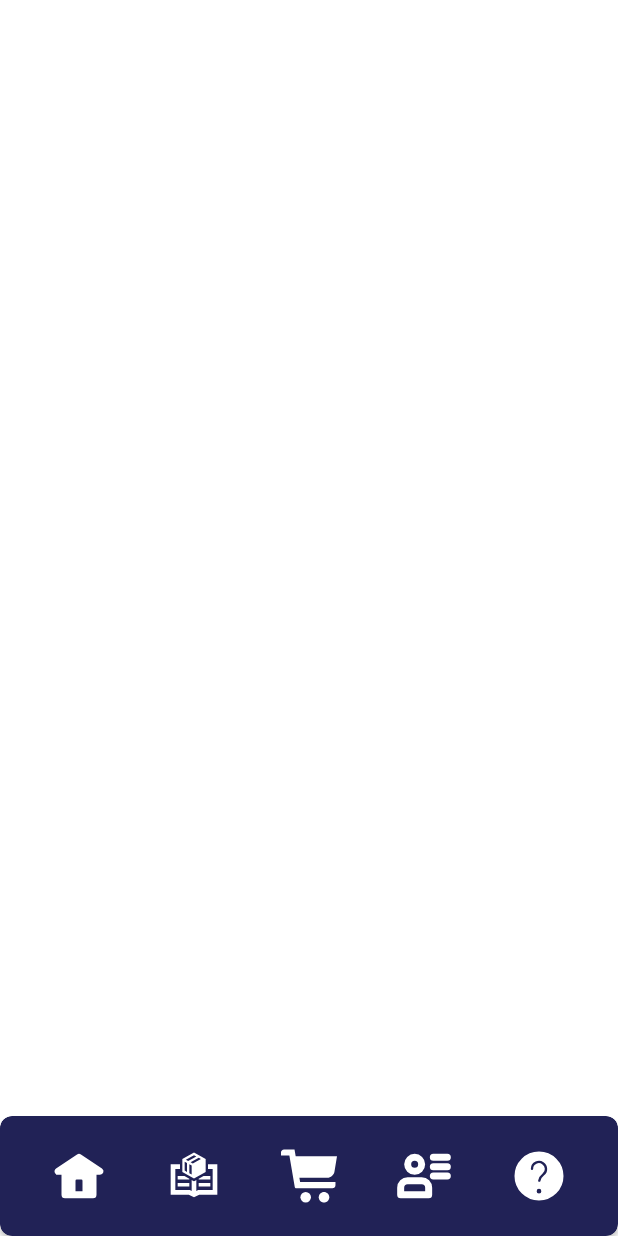
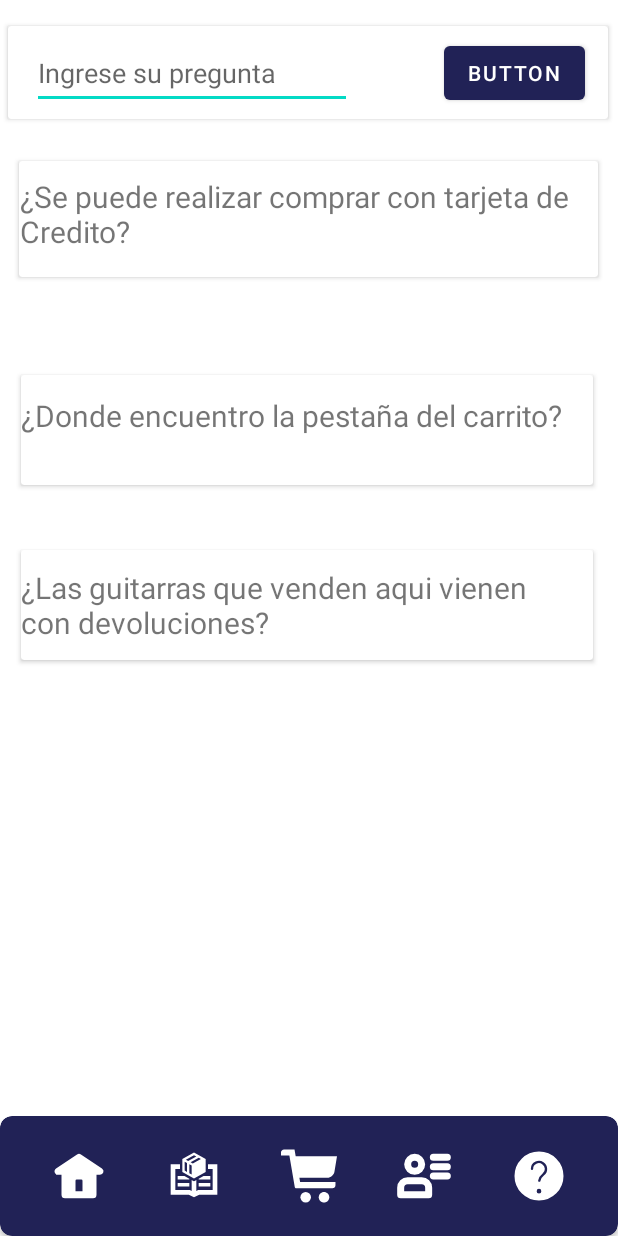
Before and after one commit to SneyderJLO/musicStoreDAM, an Android app: the FaqActivity screen opened directly, with no data from a screen before it, on a phone screen of 412 x 824 dp. Run offline under Robolectric (Android 15) with nearby library versions, the light colour scheme and no system bars.

Commit message:
Commit Prado 1.1

```diff
--- a/app/src/main/res/layout/activity_faq.xml
+++ b/app/src/main/res/layout/activity_faq.xml
@@ -6,15 +6,81 @@
     android:layout_height="match_parent"
     tools:context=".FaqActivity">
 
-    <LinearLayout
-        android:layout_width="0dp"
-        android:layout_height="0dp"
-        android:gravity="center"
-        android:orientation="vertical"
-        app:layout_constraintBottom_toBottomOf="parent"
+    <androidx.cardview.widget.CardView
+        android:id="@+id/cardView6"
+        android:layout_width="386dp"
+        android:layout_height="77dp"
+        android:layout_marginEnd="5dp"
+        app:layout_constraintBottom_toTopOf="@+id/cardView3"
         app:layout_constraintEnd_toEndOf="parent"
+        app:layout_constraintHorizontal_bias="0.6"
         app:layout_constraintStart_toStartOf="parent"
-        app:layout_constraintTop_toTopOf="parent"/>
+        app:layout_constraintTop_toBottomOf="@+id/cardView4"
+        app:layout_constraintVertical_bias="0.048">
+
+        <androidx.constraintlayout.widget.ConstraintLayout
+            android:layout_width="match_parent"
+            android:layout_height="92dp">
+
+            <TextView
+                android:id="@+id/txtPregunta1"
+                android:layout_width="370dp"
+                android:layout_height="72dp"
+                android:text="¿Se puede realizar comprar con tarjeta de Credito?"
+                android:textSize="20sp"
+                app:layout_constraintBottom_toBottomOf="parent"
+                app:layout_constraintEnd_toEndOf="parent"
+                app:layout_constraintHorizontal_bias="0.057"
+                app:layout_constraintStart_toStartOf="parent"
+                app:layout_constraintTop_toTopOf="parent" />
+        </androidx.constraintlayout.widget.ConstraintLayout>
+
+    </androidx.cardview.widget.CardView>
+
+    <androidx.cardview.widget.CardView
+        android:id="@+id/cardView4"
+        android:layout_width="400dp"
+        android:layout_height="62dp"
+        android:layout_marginTop="8dp"
+        app:layout_constraintBottom_toTopOf="@+id/cardView3"
+        app:layout_constraintEnd_toEndOf="parent"
+        app:layout_constraintHorizontal_bias="0.454"
+        app:layout_constraintStart_toStartOf="parent"
+        app:layout_constraintTop_toTopOf="parent"
+        app:layout_constraintVertical_bias="0.014">
+
+        <androidx.constraintlayout.widget.ConstraintLayout
+            android:layout_width="match_parent"
+            android:layout_height="match_parent"
+            android:layout_gravity="left">
+
+            <EditText
+                android:id="@+id/txtPreguntaCont"
+                android:layout_width="wrap_content"
+                android:layout_height="wrap_content"
+                android:ems="10"
+                android:hint="Ingrese su pregunta"
+                android:inputType="textPersonName"
+                android:minHeight="48dp"
+                app:layout_constraintBottom_toBottomOf="parent"
+                app:layout_constraintEnd_toEndOf="parent"
+                app:layout_constraintHorizontal_bias="0.084"
+                app:layout_constraintStart_toStartOf="parent"
+                app:layout_constraintTop_toTopOf="parent" />
+
+            <Button
+                android:id="@+id/button2"
+                android:layout_width="wrap_content"
+                android:layout_height="wrap_content"
+                android:text="Button"
+                app:layout_constraintBottom_toBottomOf="parent"
+                app:layout_constraintEnd_toEndOf="parent"
+                app:layout_constraintHorizontal_bias="0.8"
+                app:layout_constraintStart_toEndOf="@+id/txtPreguntaCont"
+                app:layout_constraintTop_toTopOf="parent" />
+        </androidx.constraintlayout.widget.ConstraintLayout>
+
+    </androidx.cardview.widget.CardView>
 
     <androidx.cardview.widget.CardView
         android:id="@+id/cardView3"
@@ -89,7 +155,65 @@
                 app:layout_constraintTop_toTopOf="parent"
                 app:layout_constraintVertical_bias="0.5"
                 app:srcCompat="@drawable/faq" />
+
         </androidx.constraintlayout.widget.ConstraintLayout>
     </androidx.cardview.widget.CardView>
 
+    <androidx.cardview.widget.CardView
+        android:layout_width="381dp"
+        android:layout_height="73dp"
+        app:layout_constraintBottom_toTopOf="@+id/cardView3"
+        app:layout_constraintEnd_toEndOf="parent"
+        app:layout_constraintHorizontal_bias="0.466"
+        app:layout_constraintStart_toStartOf="parent"
+        app:layout_constraintTop_toBottomOf="@+id/cardView6"
+        app:layout_constraintVertical_bias="0.135">
+
+        <androidx.constraintlayout.widget.ConstraintLayout
+            android:layout_width="366dp"
+            android:layout_height="match_parent">
+
+            <TextView
+                android:id="@+id/textView"
+                android:layout_width="wrap_content"
+                android:layout_height="wrap_content"
+                android:text="¿Donde encuentro la pestaña del carrito?"
+                android:textSize="20sp"
+                app:layout_constraintBottom_toBottomOf="parent"
+                app:layout_constraintEnd_toEndOf="parent"
+                app:layout_constraintHorizontal_bias="0.049"
+                app:layout_constraintStart_toStartOf="parent"
+                app:layout_constraintTop_toTopOf="parent"
+                app:layout_constraintVertical_bias="0.296" />
+        </androidx.constraintlayout.widget.ConstraintLayout>
+
+    </androidx.cardview.widget.CardView>
+
+    <androidx.cardview.widget.CardView
+        android:layout_width="381dp"
+        android:layout_height="73dp"
+        app:layout_constraintBottom_toTopOf="@+id/cardView3"
+        app:layout_constraintEnd_toEndOf="parent"
+        app:layout_constraintHorizontal_bias="0.466"
+        app:layout_constraintStart_toStartOf="parent"
+        app:layout_constraintTop_toBottomOf="@+id/cardView6"
+        app:layout_constraintVertical_bias="0.375">
+
+        <androidx.constraintlayout.widget.ConstraintLayout
+            android:layout_width="366dp"
+            android:layout_height="match_parent">
+
+            <TextView
+                android:id="@+id/txtPregunta3"
+                android:layout_width="wrap_content"
+                android:layout_height="wrap_content"
+                android:text="¿Las guitarras que venden aqui vienen con devoluciones?"
+                android:textSize="20sp"
+                app:layout_constraintBottom_toBottomOf="parent"
+                app:layout_constraintEnd_toEndOf="parent"
+                app:layout_constraintTop_toTopOf="parent" />
+        </androidx.constraintlayout.widget.ConstraintLayout>
+
+    </androidx.cardview.widget.CardView>
+
 </androidx.constraintlayout.widget.ConstraintLayout>
```
Also changed, not shown: app/src/main/java/com/example/musicstore/adapters/QuestionAdapter.java (deleted, +0 -51 lines), app/src/main/java/com/example/musicstore/model/Question.java (deleted, +0 -18 lines), app/src/main/res/layout/preguntasrecycler.xml (deleted, +0 -80 lines).
